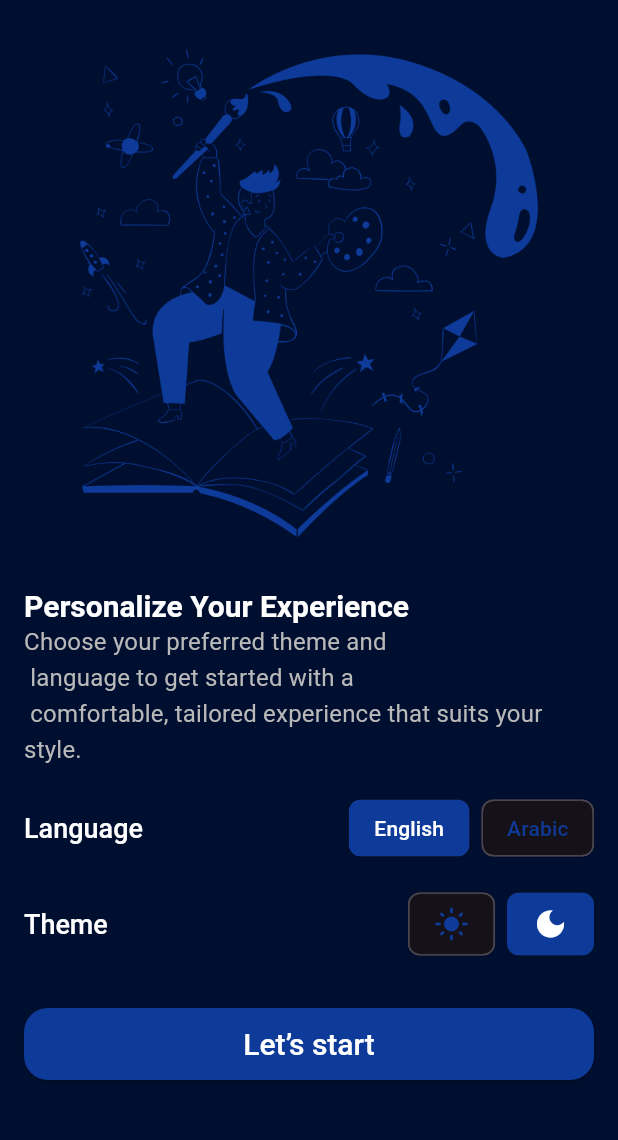
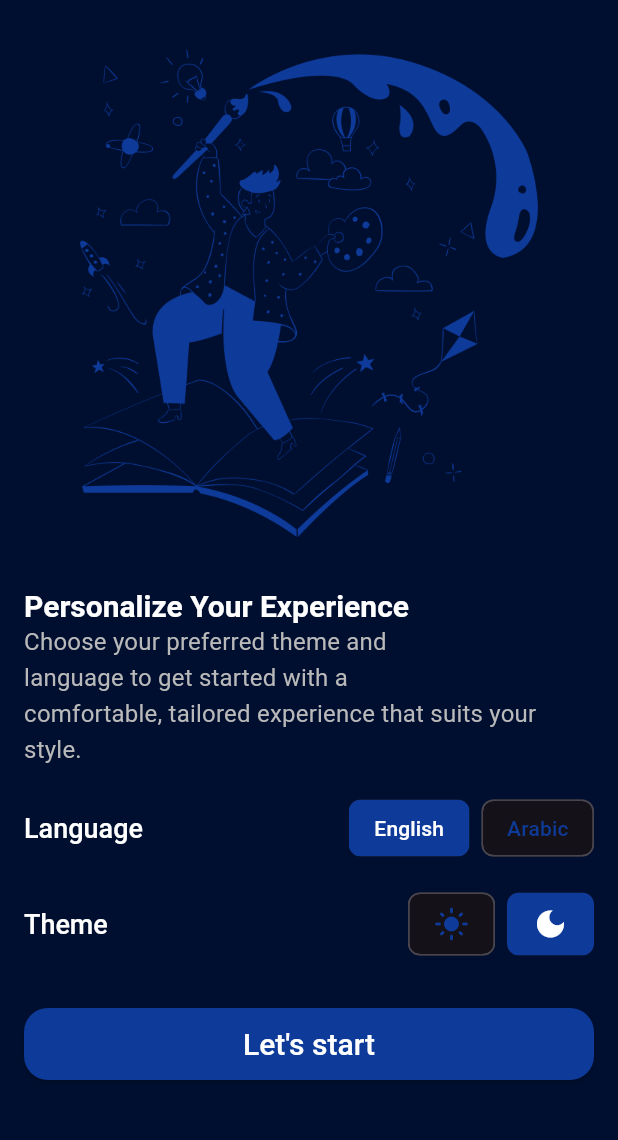
Before and after one commit to mohamedadel289/evently, a Flutter app: the screen it shows after launch, on a phone screen of 412 x 824 dp, the part 66-1206 px from its top. Run offline on Flutter 3.47's test engine with Material 3 defaults, Android fonts, the phone set to English and light mode, and no system bars; our stand-ins replace cloud_firestore, firebase_auth, firebase_core, flutter_svg, fluttertoast, google_sign_in; accounts and stored records are empty.

Commit message:
eidt local

```diff
--- a/lib/l10n/app_localizations.dart
+++ b/lib/l10n/app_localizations.dart
@@ -391,6 +391,156 @@ abstract class AppLocalizations {
   /// In en, this message translates to:
   /// **'Choose time'**
   String get chooseTime;
+
+  /// No description provided for @personalizeExperience.
+  ///
+  /// In en, this message translates to:
+  /// **'Personalize Your Experience'**
+  String get personalizeExperience;
+
+  /// No description provided for @chooseThemeLanguage.
+  ///
+  /// In en, this message translates to:
+  /// **'Choose your preferred theme and\nlanguage to get started with a\ncomfortable, tailored experience that suits your style.'**
+  String get chooseThemeLanguage;
+
+  /// No description provided for @theme.
+  ///
+  /// In en, this message translates to:
+  /// **'Theme'**
+  String get theme;
+
+  /// No description provided for @english.
+  ///
+  /// In en, this message translates to:
+  /// **'English'**
+  String get english;
+
+  /// No description provided for @arabic.
+  ///
+  /// In en, this message translates to:
+  /// **'Arabic'**
+  String get arabic;
+
+  /// No description provided for @letsStart.
+  ///
+  /// In en, this message translates to:
+  /// **'Let\'s start'**
+  String get letsStart;
+
+  /// No description provided for @skip.
+  ///
+  /// In en, this message translates to:
+  /// **'Skip'**
+  String get skip;
+
+  /// No description provided for @next.
+  ///
+  /// In en, this message translates to:
+  /// **'Next'**
+  String get next;
+
+  /// No description provided for @home.
+  ///
+  /// In en, this message translates to:
+  /// **'Home'**
+  String get home;
+
+  /// No description provided for @favorites.
+  ///
+  /// In en, this message translates to:
+  /// **'Favorites'**
+  String get favorites;
+
+  /// No description provided for @profile.
+  ///
+  /// In en, this message translates to:
+  /// **'Profile'**
+  String get profile;
+
+  /// No description provided for @eventCreatedSuccessfully.
+  ///
+  /// In en, this message translates to:
+  /// **'Event created successfully'**
+  String get eventCreatedSuccessfully;
+
+  /// No description provided for @failedToCreateEvent.
+  ///
+  /// In en, this message translates to:
+  /// **'Failed to create event'**
+  String get failedToCreateEvent;
+
+  /// No description provided for @somethingWentWrong.
+  ///
+  /// In en, this message translates to:
+  /// **'Something went wrong'**
+  String get somethingWentWrong;
+
+  /// No description provided for @loginFailed.
+  ///
+  /// In en, this message translates to:
+  /// **'Login failed'**
+  String get loginFailed;
+
+  /// No description provided for @googleSignInFailed.
+  ///
+  /// In en, this message translates to:
+  /// **'Google sign-in failed'**
+  String get googleSignInFailed;
+
+  /// No description provided for @sport.
+  ///
+  /// In en, this message translates to:
+  /// **'Sport'**
+  String get sport;
+
+  /// No description provided for @birthday.
+  ///
+  /// In en, this message translates to:
+  /// **'Birthday'**
+  String get birthday;
+
+  /// No description provided for @meeting.
+  ///
+  /// In en, this message translates to:
+  /// **'Meeting'**
+  String get meeting;
+
+  /// No description provided for @findEventsThatInspireYou.
+  ///
+  /// In en, this message translates to:
+  /// **'Find Events That Inspire You'**
+  String get findEventsThatInspireYou;
+
+  /// No description provided for @findEventsDescription.
+  ///
+  /// In en, this message translates to:
+  /// **'Dive into a world of events crafted to fit your unique interests. Whether you\'re into live music, art workshops, professional networking, or simply discovering new experiences, we have something for everyone. Our curated recommendations will help you explore, connect, and make the most of every opportunity around you.'**
+  String get findEventsDescription;
+
+  /// No description provided for @effortlessEventPlanning.
+  ///
+  /// In en, this message translates to:
+  /// **'Effortless Event Planning'**
+  String get effortlessEventPlanning;
+
+  /// No description provided for @effortlessEventPlanningDescription.
+  ///
+  /// In en, this message translates to:
+  /// **'Take the hassle out of organizing events with our all-in-one planning tools. From setting up invites and managing RSVPs to scheduling reminders and coordinating details, we\'ve got you covered. Plan with ease and focus on what matters - creating an unforgettable experience for you and your guests.'**
+  String get effortlessEventPlanningDescription;
+
+  /// No description provided for @connectWithFriends.
+  ///
+  /// In en, this message translates to:
+  /// **'Connect with Friends & Share Moments'**
+  String get connectWithFriends;
+
+  /// No description provided for @connectWithFriendsDescription.
+  ///
+  /// In en, this message translates to:
+  /// **'Make every event memorable by sharing the experience with others. Our platform lets you invite friends, keep everyone in the loop, and celebrate moments together. Capture and share the excitement with your network, so you can relive the highlights and cherish the memories.'**
+  String get connectWithFriendsDescription;
 }
 
 class _AppLocalizationsDelegate
--- a/lib/main.dart
+++ b/lib/main.dart
@@ -39,11 +39,11 @@ class evently extends StatelessWidget {
       darkTheme: AppTheme.darkTheme,
       themeMode: setting.theme, // Use the system theme mode
      routes: {
-     // HomeScreen.routeName:(_) => HomeScreen(),
-     // CreateEventScreen.routeName:(_) =>  CreateEventScreen(),
+     HomeScreen.routeName:(_) => HomeScreen(),
+     CreateEventScreen.routeName:(_) =>  CreateEventScreen(),
       LoginScreen.routeName:(_)=> LoginScreen(),
-     // RegisterScreen.routeName:(_)=> RegisterScreen(),
-     //ForgetPasswordScreen.routeName:(_)=> ForgetPasswordScreen(),
+     RegisterScreen.routeName:(_)=> RegisterScreen(),
+     ForgetPasswordScreen.routeName:(_)=> ForgetPasswordScreen(),
       IntroOnbording.routeName:(_)=> IntroOnbording(),
       FinalOnbordingScreen.routeName:(_)=> FinalOnbordingScreen(),
      },
--- a/lib/screens/intro_onbording.dart
+++ b/lib/screens/intro_onbording.dart
@@ -3,6 +3,7 @@ import 'package:evently/provider/setting_provider.dart';
 import 'package:evently/screens/final_onbording_screen.dart';
 import 'package:evently/screens/login_screen.dart';
 import 'package:evently/widgets/elvated_button.dart';
+import 'package:evently/l10n/app_localizations.dart';
 import 'package:flutter/material.dart';
 import 'package:provider/provider.dart';
 
@@ -12,6 +13,7 @@ class IntroOnbording extends StatelessWidget {
   @override
   Widget build(BuildContext context) {
     SettingProvider settingProvider = Provider.of<SettingProvider>(context);
+    final l10n = AppLocalizations.of(context)!;
     return Scaffold(
       body: SafeArea(
         child: Padding(
@@ -33,14 +35,14 @@ class IntroOnbording extends StatelessWidget {
               ),
               SizedBox(height: 24),
               Text(
-                'Personalize Your Experience',
+                l10n.personalizeExperience,
                 style: Theme.of(
                   context,
                 ).textTheme.titleLarge!.copyWith(fontWeight: FontWeight.w600),
                 textAlign: TextAlign.start,
               ),
               Text(
-                'Choose your preferred theme and\n language to get started with a\n comfortable, tailored experience that suits your style.',
+                l10n.chooseThemeLanguage,
                 style: Theme.of(context).textTheme.titleMedium!.copyWith(
                   fontWeight: FontWeight.w400,
                   color: AppTheme.grey,
@@ -52,7 +54,7 @@ class IntroOnbording extends StatelessWidget {
                 mainAxisAlignment: MainAxisAlignment.spaceBetween,
                 children: [
                   Text(
-                    'Language',
+                    l10n.language,
                     style: Theme.of(context).textTheme.headlineMedium!.copyWith(
                       fontWeight: FontWeight.w500,
                       fontSize: 18,
@@ -60,7 +62,7 @@ class IntroOnbording extends StatelessWidget {
                   ),
                   Spacer(),
                   ChoiceChip(
-                    label: Text('English'),
+                    label: Text(l10n.english),
                     selected: settingProvider.languagecode == 'en',
                     onSelected: (value) {
                       settingProvider.changeLanguage('en');
@@ -75,7 +77,7 @@ class IntroOnbording extends StatelessWidget {
                   ),
                   SizedBox(width: 8),
                   ChoiceChip(
-                    label: Text('Arabic'),
+                    label: Text(l10n.arabic),
                     selected: settingProvider.languagecode == 'ar',
                     onSelected: (value) {
                       settingProvider.changeLanguage('ar');
@@ -95,7 +97,7 @@ class IntroOnbording extends StatelessWidget {
                 mainAxisAlignment: MainAxisAlignment.spaceBetween,
                 children: [
                   Text(
-                    'Theme',
+                    l10n.theme,
                     style: Theme.of(context).textTheme.headlineMedium!.copyWith(
                       fontWeight: FontWeight.w500,
                       fontSize: 18,
@@ -145,7 +147,7 @@ class IntroOnbording extends StatelessWidget {
               ),
               SizedBox(height: 32),
               ElvatedButton(
-                text: 'Let’s start',
+                text: l10n.letsStart,
                 onPressed: () {
                   Navigator.of(context).pushNamed(FinalOnbordingScreen.routeName);
                 },
--- a/lib/screens/login_screen.dart
+++ b/lib/screens/login_screen.dart
@@ -190,7 +190,9 @@ class _LoginScreenState extends State<LoginScreen> {
       Navigator.of(context).pushReplacementNamed(HomeScreen.routeName);
     } on FirebaseAuthException catch (error) {
       if (!mounted) return;
-      UiUtils.showErrorMessage(error.message ?? 'Login failed');
+      UiUtils.showErrorMessage(
+        error.message ?? AppLocalizations.of(context)!.loginFailed,
+      );
     } catch (error) {
       if (!mounted) return;
       UiUtils.showErrorMessage(error.toString());
@@ -210,7 +212,7 @@ class _LoginScreenState extends State<LoginScreen> {
       final errorMessage = error is FirebaseAuthException
           ? error.message
           : error.toString().replaceFirst('Exception: ', '');
-      UiUtils.showErrorMessage(errorMessage ?? 'Google sign-in failed');
+      UiUtils.showErrorMessage(errorMessage ?? AppLocalizations.of(context)!.googleSignInFailed);
     }
   }
 }
--- a/lib/screens/register_screen.dart
+++ b/lib/screens/register_screen.dart
@@ -199,7 +199,7 @@ class _RegisterScreenState extends State<RegisterScreen> {
           if (error is FirebaseAuthException) {
             errorMessage = error.message;
           }
-          UiUtils.showErrorMessage(errorMessage ?? 'Registration failed');
+          UiUtils.showErrorMessage(errorMessage ?? AppLocalizations.of(context)!.registrationFailed);
         });
   }
   void registerWithGoogle() async {
@@ -215,5 +215,5 @@ class _RegisterScreenState extends State<RegisterScreen> {
       if (error is FirebaseAuthException) {
         errorMessage = error.message;
       }
-      UiUtils.showErrorMessage(errorMessage ?? 'Google sign-in failed');
+      UiUtils.showErrorMessage(errorMessage ?? AppLocalizations.of(context)!.googleSignInFailed);
     }}}
```
Also changed, not shown: lib/home_screen.dart (+5 -3 lines), lib/l10n/app_ar.arb (+26 -1 lines), lib/l10n/app_en.arb (+26 -1 lines), lib/l10n/app_localizations_ar.dart (+79 -0 lines), lib/l10n/app_localizations_en.dart (+79 -0 lines), lib/screens/create_event_screen.dart (+13 -3 lines), lib/screens/final_onbording_screen.dart (+16 -4 lines), lib/tabs/home/home_header.dart (+7 -2 lines).
